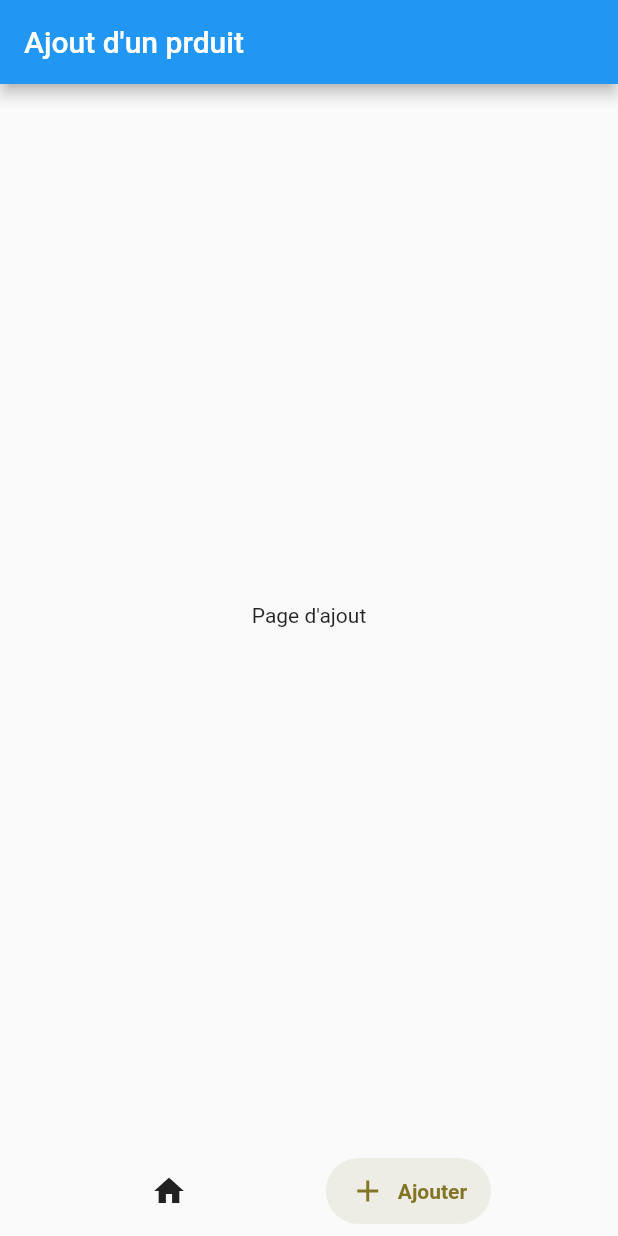
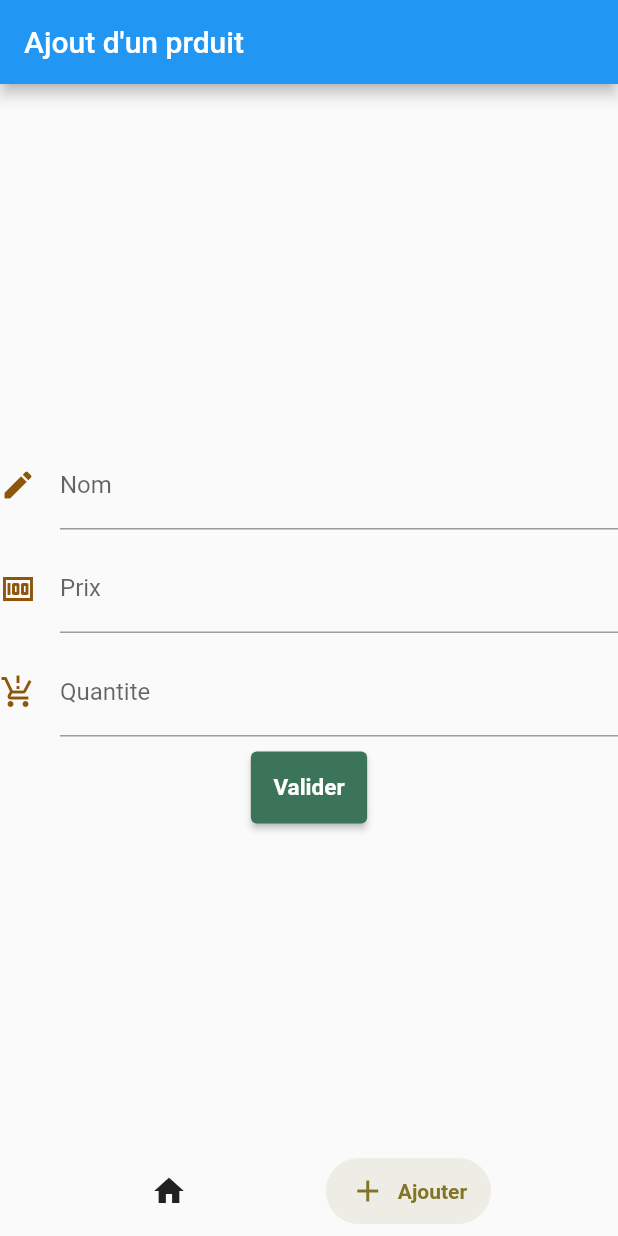
Before and after one commit to MartialKom/First_flutter_App, a Flutter app: the screen it shows after launch, item 2 of the bottom bar chosen, on a phone screen of 412 x 824 dp. Run offline on Flutter 3.47's test engine with Material 2 defaults, Android fonts, the phone set to English and light mode, and no system bars; drawn by our look-alikes of salomon_bottom_bar; our stand-ins replace flutter_svg.

Commit message:
fonctionnalité d'ajout opérationnelle

```diff
--- a/lib/pages/addproduct_page.dart
+++ b/lib/pages/addproduct_page.dart
@@ -1,4 +1,6 @@
-import 'package:flutter/cupertino.dart';
+import 'package:first_flutter_app/pages/event_page.dart';
+import 'package:flutter/material.dart';
+
 
 
 class AddPage extends StatefulWidget {
@@ -9,10 +11,121 @@ class AddPage extends StatefulWidget {
 }
 
 class _AddPageState extends State<AddPage> {
+
+String produit = '';
+String prix = '';
+String qte = '';
+final formkey = GlobalKey<FormState>();
+
+
+validationform(){
+  if(formkey.currentState!.validate()){
+    formkey.currentState!.save();
+    debugPrint(produit);
+    debugPrint(prix);
+    debugPrint(qte);
+
+  Map<String, String> list = new Map();
+  list.putIfAbsent("nom", () => produit);
+  list.putIfAbsent("price", () => prix);
+  list.putIfAbsent("qte", () => qte);
+  list.putIfAbsent("img", () => "laptop");
+
+  ProductPage.productsList.add(list);
+
+  } else {
+    debugPrint("erreur...");
+  }
+}
+
+void change(String a){
+  setState(() {
+
+    produit = ' $a ';
+  });
+}
+
+void change_(String b){
+  setState(() {
+
+    prix = '-- $b FCFA';
+  });
+}
+
   @override
   Widget build(BuildContext context) {
-    return  const Center(
-      child: Text("Page d'ajout"),
+
+    return   Form(
+      key: formkey,
+      child: Center(
+        child: Column(
+          mainAxisAlignment: MainAxisAlignment.center,
+          children:  <Widget>[
+
+            Text("$produit $prix", style: const TextStyle(fontSize: 20, color: Colors.green,), textAlign: TextAlign.center,),
+
+              TextFormField(
+              decoration: const InputDecoration(
+                labelText: "Nom",
+                hintText: "Entrez le nom du produit",
+                icon: Icon(Icons.edit, color: Color.fromARGB(255, 143, 85, 10),)
+              ),
+              validator: (val)=> val!.length==0 ? "Ce champ est obligatoire":null,
+              onSaved: (val)=>produit=val!,
+              onChanged: change ,
+              keyboardType: TextInputType.text,
+            ),
+
+           const Padding(padding: EdgeInsets.only(top: 10)),
+
+              TextFormField(
+              decoration: const InputDecoration(
+                labelText: "Prix ",
+                hintText: "Entrez le prix Unitaire",
+                icon: Icon(Icons.money, color: Color.fromARGB(255, 143, 85, 10),)
+              ),
+              onChanged: change_ ,
+              //onSubmitted: ,
+              keyboardType: TextInputType.number,
+              validator: (val)=> val!.length==0? "Ce champ est obligatoire":null,
+              onSaved: (val)=>prix=val!,
+            ),
+
+           const Padding(padding: EdgeInsets.only(top: 10)),
+
+             TextFormField(
+              decoration: const InputDecoration(
+                labelText: "Quantite",
+                hintText: "Quantité en stock",
+                icon: Icon(Icons.production_quantity_limits, color: Color.fromARGB(255, 143, 85, 10),)
+              ),
+
+              keyboardType: TextInputType.number,
+              validator: (val)=> val!.length==0 ? "Ce champ est obligatoire":null,
+              onSaved: (val)=>qte=val! ,
+            ),
+
+            const Padding(padding: EdgeInsets.only(top: 10)),
+
+         ElevatedButton(
+
+          style: const ButtonStyle(
+              padding: MaterialStatePropertyAll(EdgeInsets.all(15)),
+              backgroundColor: MaterialStatePropertyAll(Color.fromARGB(255, 59, 116, 88))
+            ),
+
+          onPressed: validationform,
+          child: const Text("Valider",
+          style: TextStyle(
+            fontSize: 15,
+            fontWeight: FontWeight.bold
+          ),
+          )
+          )
+
+          ],
+        ),
+      ),
     );
   }
 }
--- a/pubspec.yaml
+++ b/pubspec.yaml
@@ -33,6 +33,7 @@ dependencies:
     sdk: flutter
   flutter_svg: ^1.1.6
   salomon_bottom_bar: ^3.3.1
+  image_picker: ^0.8.6
 
 
   # The following adds the Cupertino Icons font to your application.
```
Also changed, not shown: lib/pages/event_page.dart (+25 -24 lines), pubspec.lock, 2 other files.
